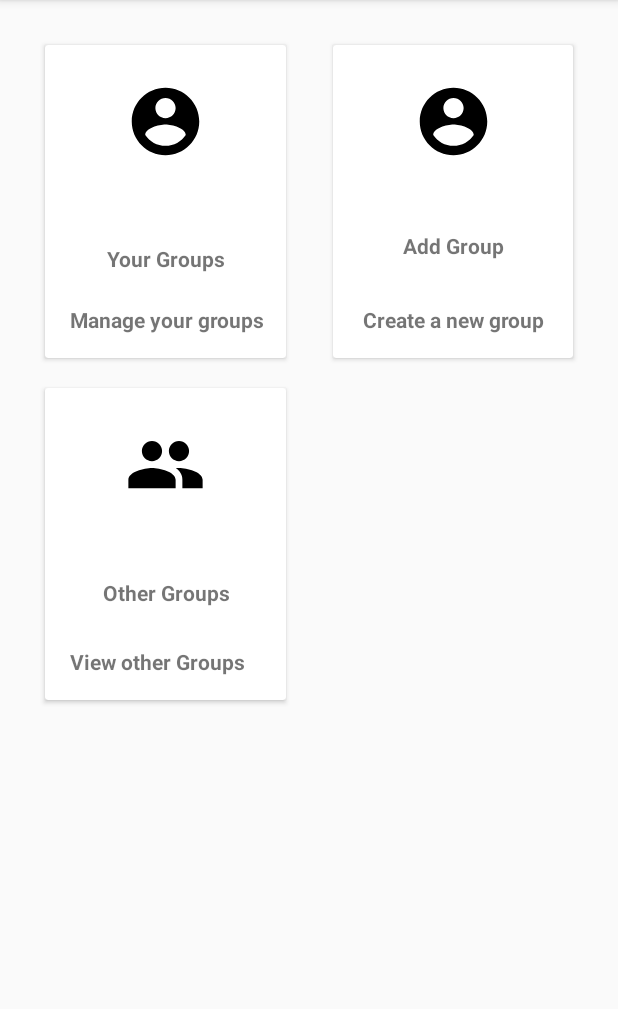
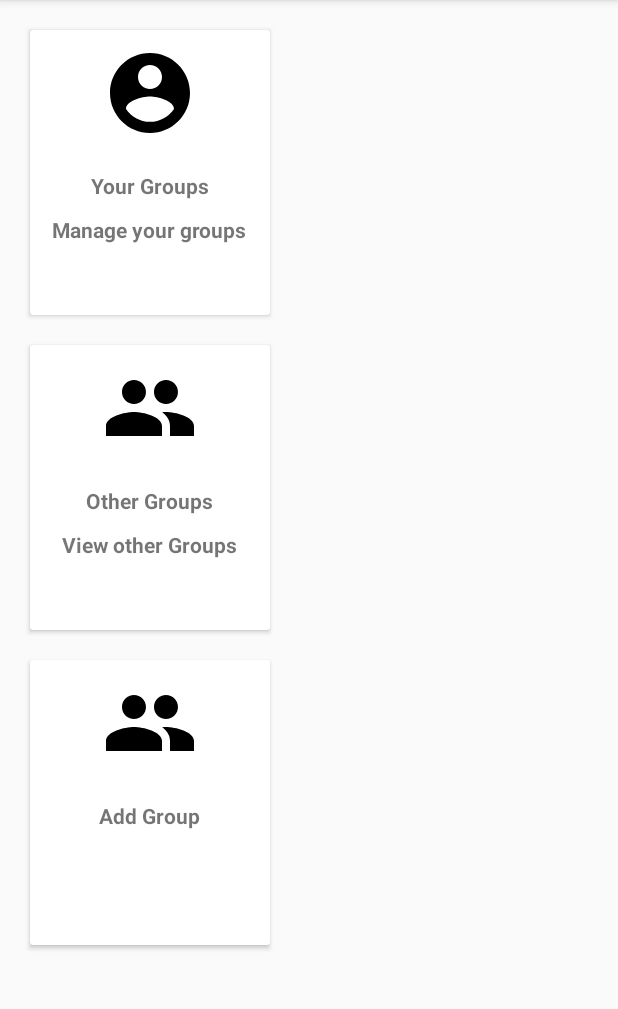
Before and after one commit to scottliu21/group-builder, an Android app: the DashboardActivity screen opened directly, with no data from a screen before it, on a phone screen of 412 x 824 dp, the part 84-1093 px from its top. Run offline under Robolectric (Android 15) with nearby library versions, the phone set to English and light mode, and no system bars.

Commit message:
Merge branch 'AppIcon' of C:\Users\jerem\AndroidStudioProjects\CSE118-GB with conflicts.

```diff
--- a/app/src/main/java/com/example/groupbuilder/DashboardActivity.java
+++ b/app/src/main/java/com/example/groupbuilder/DashboardActivity.java
@@ -37,6 +37,8 @@ public class DashboardActivity extends AppCompatActivity implements View.OnClick
                  startActivity(i); break;
             case R.id.OtherGroupID : i = new Intent(this, OtherGroups.class);
                  startActivity(i); break;
+            case R.id.AddGroupID : i = new Intent(this, AddGroup.class);
+                 startActivity(i);
             default: break;
         }
     }
--- a/app/src/main/res/layout/activity_dashboard.xml
+++ b/app/src/main/res/layout/activity_dashboard.xml
@@ -1,185 +1,127 @@
 <?xml version="1.0" encoding="utf-8"?>
-<androidx.constraintlayout.widget.ConstraintLayout xmlns:android="http://schemas.android.com/apk/res/android"
+<LinearLayout xmlns:android="http://schemas.android.com/apk/res/android"
     xmlns:app="http://schemas.android.com/apk/res-auto"
     xmlns:tools="http://schemas.android.com/tools"
-    android:id="@+id/dashboard"
     android:layout_width="match_parent"
     android:layout_height="match_parent"
+    tools:context=".DashboardActivity"
+    android:orientation="vertical"
+    android:padding="10dp"
     android:layout_gravity="center"
-    tools:context=".DashboardActivity">
+    android:id="@+id/dashboard">
 
     <androidx.cardview.widget.CardView
         android:id="@+id/MainGroupID"
-        android:layout_width="0dp"
-        android:layout_height="0dp"
-        android:layout_marginStart="30dp"
-        android:layout_marginTop="30dp"
-        android:layout_marginEnd="31dp"
-        android:layout_marginBottom="20dp"
-        app:layout_constraintBottom_toTopOf="@+id/OtherGroupID"
-        app:layout_constraintEnd_toStartOf="@+id/AddGroupID"
-        app:layout_constraintStart_toStartOf="parent"
-        app:layout_constraintTop_toTopOf="parent">
+        android:layout_width="160dp"
+        android:layout_height="190dp"
+        android:layout_margin="10dp">
 
+        <LinearLayout
+            android:layout_width="match_parent"
+            android:layout_height="match_parent"
+            android:orientation="vertical"
+            android:layout_gravity="center">
 
-        <androidx.constraintlayout.widget.ConstraintLayout
-            android:layout_width="match_parent"
-            android:layout_height="match_parent">
+            <ImageView
+                android:id="@+id/imageView2"
+                android:layout_width="match_parent"
+                android:layout_height="64dp"
+                android:contentDescription="@string/groupDesc"
+                android:src="@drawable/ic_account_circle_black_24dp"
+                android:layout_margin="10dp"/>
 
             <TextView
                 android:id="@+id/textView"
                 android:layout_width="wrap_content"
                 android:layout_height="wrap_content"
-                android:layout_marginBottom="21dp"
-                android:text="@string/YourGroups"
+                android:layout_gravity="center"
                 android:textStyle="bold"
-                app:layout_constraintBottom_toTopOf="@+id/textView2"
-                app:layout_constraintEnd_toEndOf="parent"
-                app:layout_constraintHorizontal_bias="0.506"
-                app:layout_constraintStart_toStartOf="parent" />
+                android:layout_marginTop="10dp"
+                android:text="@string/YourGroups" />
 
             <TextView
                 android:id="@+id/textView2"
                 android:layout_width="wrap_content"
                 android:layout_height="wrap_content"
-                android:layout_marginBottom="16dp"
-                android:text="@string/groupDesc"
+                android:layout_gravity="center"
+                android:layout_marginTop="10dp"
                 android:textStyle="bold"
-                app:layout_constraintBottom_toBottomOf="parent"
-                app:layout_constraintEnd_toEndOf="parent"
-                app:layout_constraintHorizontal_bias="0.533"
-                app:layout_constraintStart_toStartOf="parent" />
+                android:text="@string/groupDesc" />
 
-            <ImageView
-                android:id="@+id/imageView2"
-                android:layout_width="54dp"
-                android:layout_height="54dp"
-                android:layout_marginTop="24dp"
-                android:contentDescription="@string/groupDesc"
-                android:src="@drawable/ic_account_circle_black_24dp"
-                app:layout_constraintEnd_toEndOf="parent"
-                app:layout_constraintStart_toStartOf="parent"
-                app:layout_constraintTop_toTopOf="parent" />
-
-        </androidx.constraintlayout.widget.ConstraintLayout>
-
-
+        </LinearLayout>
     </androidx.cardview.widget.CardView>
 
     <androidx.cardview.widget.CardView
         android:id="@+id/OtherGroupID"
-        android:layout_width="0dp"
-        android:layout_height="0dp"
-        android:layout_marginBottom="301dp"
-        app:layout_constraintBottom_toBottomOf="parent"
-        app:layout_constraintEnd_toEndOf="@+id/MainGroupID"
-        app:layout_constraintStart_toStartOf="@+id/MainGroupID"
-        app:layout_constraintTop_toBottomOf="@+id/MainGroupID">
+        android:layout_width="160dp"
+        android:layout_height="190dp"
+        android:layout_margin="10dp"
+        >
 
+        <LinearLayout
+            android:layout_width="match_parent"
+            android:layout_height="match_parent"
+            android:orientation="vertical">
 
-        <androidx.constraintlayout.widget.ConstraintLayout
-            android:layout_width="match_parent"
-            android:layout_height="match_parent">
+            <ImageView
+                android:id="@+id/imageButton"
+                android:layout_width="match_parent"
+                android:layout_height="64dp"
+                android:src="@drawable/ic_group_black_24dp"
+                android:layout_margin="10dp"
+                android:contentDescription="@string/groupDesc"/>
+
+            <TextView
+                android:id="@+id/textView3"
+                android:layout_width="wrap_content"
+                android:layout_height="wrap_content"
+                android:layout_gravity="center"
+                android:layout_marginTop="10dp"
+                android:textStyle="bold"
+                android:text="@string/FindGroup" />
 
             <TextView
                 android:id="@+id/textView4"
                 android:layout_width="wrap_content"
                 android:layout_height="wrap_content"
-                android:layout_marginBottom="16dp"
-                android:text="@string/GroupFinder"
+                android:layout_gravity="center"
+                android:layout_marginTop="10dp"
                 android:textStyle="bold"
-                app:layout_constraintBottom_toBottomOf="parent"
-                app:layout_constraintEnd_toEndOf="parent"
-                app:layout_constraintHorizontal_bias="0.372"
-                app:layout_constraintStart_toStartOf="parent" />
-
-            <TextView
-                android:id="@+id/textView3"
-                android:layout_width="wrap_content"
-                android:layout_height="wrap_content"
-                android:layout_marginBottom="62dp"
-                android:text="@string/FindGroup"
-                android:textStyle="bold"
-                app:layout_constraintBottom_toBottomOf="parent"
-                app:layout_constraintEnd_toEndOf="parent"
-                app:layout_constraintHorizontal_bias="0.506"
-                app:layout_constraintStart_toStartOf="parent" />
-
-            <ImageView
-                android:id="@+id/imageButton"
-                android:layout_width="54dp"
-                android:layout_height="54dp"
-                android:layout_marginTop="24dp"
-                android:contentDescription="@string/groupDesc"
-                android:src="@drawable/ic_group_black_24dp"
-                app:layout_constraintEnd_toEndOf="parent"
-                app:layout_constraintStart_toStartOf="parent"
-                app:layout_constraintTop_toTopOf="parent" />
-        </androidx.constraintlayout.widget.ConstraintLayout>
-
+                android:text="@string/GroupFinder" />
+        </LinearLayout>
     </androidx.cardview.widget.CardView>
 
     <androidx.cardview.widget.CardView
+        android:id="@+id/AddGroupID"
+        android:layout_width="160dp"
+        android:layout_height="190dp"
+        android:layout_margin="10dp"
+        >
 
-        android:id="@+id/AddGroupID"
-        android:layout_width="0dp"
-        android:layout_height="0dp"
-        android:layout_marginEnd="30dp"
-        app:layout_constraintBottom_toBottomOf="@+id/MainGroupID"
-        app:layout_constraintEnd_toEndOf="parent"
-        app:layout_constraintStart_toEndOf="@+id/MainGroupID"
-        app:layout_constraintTop_toTopOf="@+id/MainGroupID">
-
-
-        <androidx.constraintlayout.widget.ConstraintLayout
+        <LinearLayout
             android:layout_width="match_parent"
             android:layout_height="match_parent"
-            app:layout_constraintEnd_toEndOf="parent"
-            app:layout_constraintHorizontal_bias="0.5"
-            app:layout_constraintStart_toStartOf="parent">
+            android:orientation="vertical">
+
+            <ImageView
+                android:id="@+id/imageButton2"
+                android:layout_width="match_parent"
+                android:layout_height="64dp"
+                android:src="@drawable/ic_group_black_24dp"
+                android:layout_margin="10dp"
+                android:contentDescription="@string/groupDesc"/>
 
             <TextView
                 android:id="@+id/textView5"
                 android:layout_width="wrap_content"
                 android:layout_height="wrap_content"
-                android:text="@string/addGroup"
+                android:layout_gravity="center"
+                android:layout_marginTop="10dp"
                 android:textStyle="bold"
-                app:layout_constraintBottom_toBottomOf="parent"
-                app:layout_constraintEnd_toEndOf="parent"
-                app:layout_constraintHorizontal_bias="0.505"
-                app:layout_constraintStart_toStartOf="parent"
-                app:layout_constraintTop_toTopOf="parent"
-                app:layout_constraintVertical_bias="0.654"
-                tools:layout_conversion_absoluteHeight="19dp"
-                tools:layout_conversion_absoluteWidth="67dp" />
+                android:text="@string/addGroup" />
 
-            <TextView
-                android:id="@+id/textView6"
-                android:layout_width="wrap_content"
-                android:layout_height="wrap_content"
-                android:layout_marginBottom="16dp"
-                android:text="@string/addGroupDesc"
-                android:textStyle="bold"
-                app:layout_constraintBottom_toBottomOf="parent"
-                app:layout_constraintEnd_toEndOf="parent"
-                app:layout_constraintHorizontal_bias="0.513"
-                app:layout_constraintStart_toStartOf="parent" />
-
-            <ImageView
-                android:id="@+id/imageView3"
-                android:layout_width="54dp"
-                android:layout_height="54dp"
-                android:layout_marginTop="24dp"
-                android:contentDescription="@string/groupDesc"
-                android:src="@drawable/ic_account_circle_black_24dp"
-                app:layout_constraintEnd_toEndOf="parent"
-                app:layout_constraintStart_toStartOf="parent"
-                app:layout_constraintTop_toTopOf="parent"
-                tools:layout_conversion_absoluteHeight="24dp"
-                tools:layout_conversion_absoluteWidth="24dp" />
-        </androidx.constraintlayout.widget.ConstraintLayout>
+        </LinearLayout>
+    </androidx.cardview.widget.CardView>
 
 
-    </androidx.cardview.widget.CardView>
-
-</androidx.constraintlayout.widget.ConstraintLayout>
+</LinearLayout>
--- a/app/src/main/res/values/strings.xml
+++ b/app/src/main/res/values/strings.xml
@@ -16,5 +16,4 @@
     <string name="Searchbar">Search for Groups</string>
     <string name="GroupFinder">View other Groups</string>
     <string name="addGroup">Add Group</string>
-    <string name="addGroupDesc">Create a new group</string>
 </resources>
```
Also changed, not shown: app/src/main/java/com/example/groupbuilder/AddGroup.java (+0 -57 lines), app/src/main/res/layout/activity_add_group.xml (+2 -53 lines).
